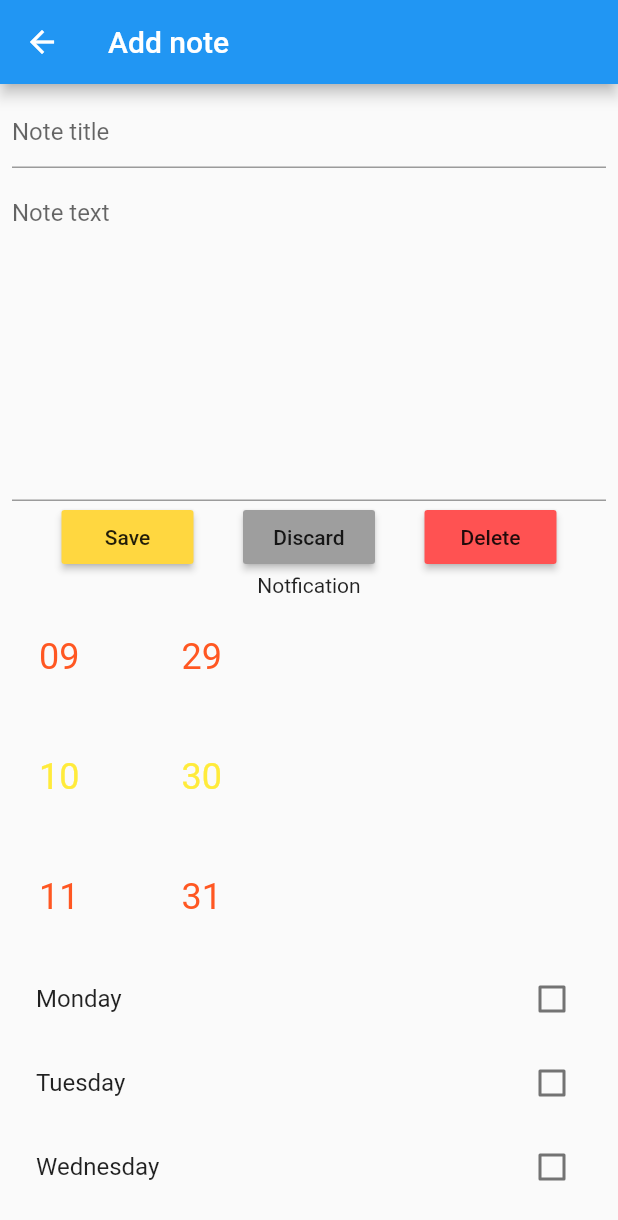
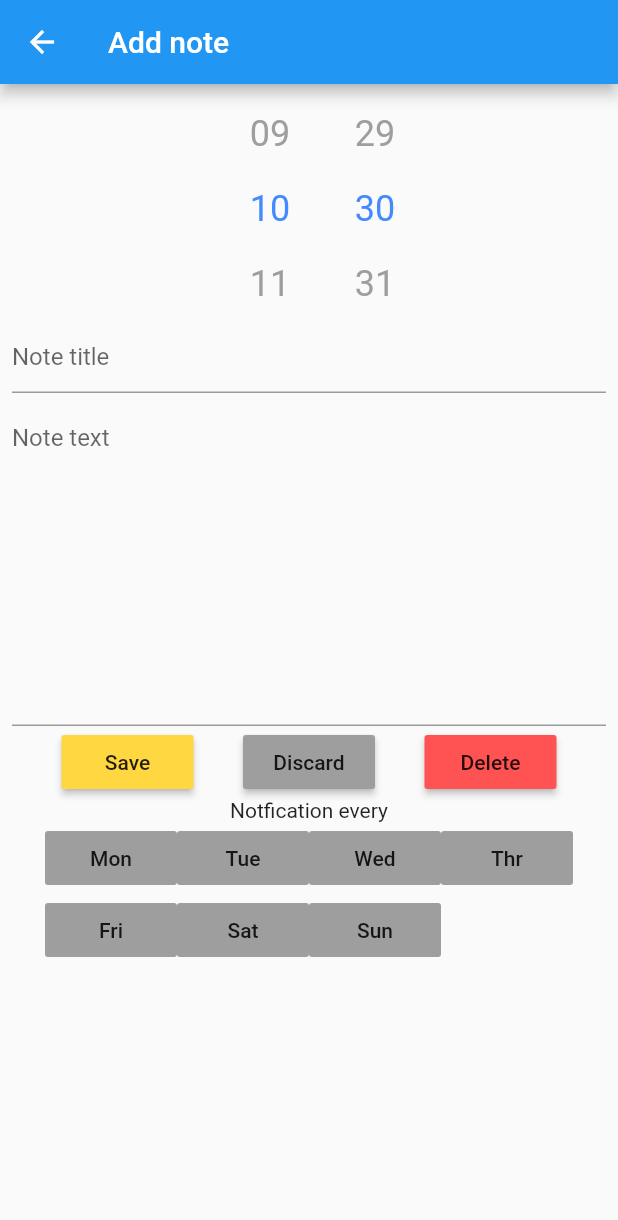
Before and after one commit to aRaimaiRu/Flutter_Note_Notification, a Flutter app: the Note screen opened directly, on a phone screen of 412 x 824 dp. Shown: the top 1220 px of the screen. Run offline on Flutter 3.47's test engine with Material 2 defaults, Android fonts, the phone set to English and light mode, and no system bars; drawn by our look-alikes of flutter_time_picker_spinner; our stand-ins replace flutter_local_notifications, flutter_native_timezone, sqflite, timezone; accounts and stored records are empty; statements that could not run were skipped.

Commit message:
Change ListviewButton to WrapButton

```diff
--- a/lib/Localnotification/Localnotification.dart
+++ b/lib/Localnotification/Localnotification.dart
@@ -5,16 +5,7 @@ import 'package:timezone/timezone.dart' as tz;
 FlutterLocalNotificationsPlugin flutterLocalNotificationsPlugin =
     FlutterLocalNotificationsPlugin();
 
-List indexToDay = [
-  null,
-  "Monday",
-  "Tuesday",
-  "Wednesday",
-  "Thrusday",
-  "Friday",
-  "Saturday",
-  "Sunday"
-];
+List indexToDay = [null, "Mon", "Tue", "Wed", "Thr", "Fri", "Sat", "Sun"];
 Future<void> scheduleWeeklyAnyDayTimeNotification(
     List day, int hour, int min, String title, String text) async {
   tz.TZDateTime schedule = nextInstanceOfanytime(hour, min);
--- a/lib/views/note.dart
+++ b/lib/views/note.dart
@@ -1,5 +1,4 @@
 import 'package:flutter/material.dart';
-// import 'package:simplenoti/inherited_widget/note_inherited_widget.dart';
 import 'package:simplenoti/provider/provider.dart';
 import 'schedule_option.dart';
 import 'package:simplenoti/Localnotification/Localnotification.dart';
@@ -20,8 +19,9 @@ class Note extends StatefulWidget {
 class _NoteState extends State<Note> {
   final TextEditingController _titleController = TextEditingController();
   final TextEditingController _textController = TextEditingController();
+  List myday = [false, false, false, false, false, false, false];
 
-  // List<Map<String, String>> get _notes => NoteInheritedWidget.of(context).notes;
+
 
   @override
   void didChangeDependencies() {
@@ -35,8 +35,20 @@ class _NoteState extends State<Note> {
 
   @override
   Widget build(BuildContext context) {
+    List<Widget> displayList = [];
     //Size size = MediaQuery.of(context).size;
+    for (int i = 0; i < myday.length; i++) {
+      displayList.add(FlatButton(
+        color: myday[i] ? Colors.blueAccent : Colors.grey,
+        onPressed: () {
+          setState(() {
+            myday[i] = !myday[i];
 
+          });
+        },
+        child: Text("${indexToDay[i + 1]}"),
+      ));
+    }
     return Scaffold(
       appBar: AppBar(
         title:
@@ -46,6 +58,9 @@ class _NoteState extends State<Note> {
         padding: const EdgeInsets.all(8),
         child: Column(
           children: <Widget>[
+            Notfication_optionlist(
+              key: key,
+            ),
             TextField(
               controller: _titleController,
               decoration: InputDecoration(hintText: 'Note title'),
@@ -67,11 +82,10 @@ class _NoteState extends State<Note> {
                   final text = _textController.text;
                   int hour = key.currentState.timevalue.hour;
                   int min = key.currentState.timevalue.minute;
-                  List dayList = ckey.currentState.dayList;
 
-                  if (dayList.contains(true)) {
+                  if (myday.contains(true)) {
                     scheduleWeeklyAnyDayTimeNotification(
-                        dayList, hour, min, title, text);
+                        myday, hour, min, title, text);
                   } else {
                     NextHourAndMin(hour, min, title, text);
                   }
@@ -97,9 +111,9 @@ class _NoteState extends State<Note> {
                 }),
               ],
             ),
-            Text("Notfication"),
-            Notfication_optionlist(
-              key: key,
+            Text("Notfication every"),
+            Wrap(
+              children: displayList,
             ),
           ],
         ),
--- a/lib/views/schedule_option.dart
+++ b/lib/views/schedule_option.dart
@@ -3,7 +3,7 @@ import 'package:flutter/material.dart';
 // import 'package:intl/intl.dart';
 import 'package:flutter_time_picker_spinner/flutter_time_picker_spinner.dart';
 
-final ckey = new GlobalKey<ComplexDateTimeFieldState>();
+// final ckey = new GlobalKey<ComplexDateTimeFieldState>();
 
 class Notfication_optionlist extends StatefulWidget {
   Notfication_optionlist({Key key}) : super(key: key);
@@ -20,10 +20,10 @@ class Notfication_optionlistState extends State<Notfication_optionlist> {
   Widget my_widget() {
     return new TimePickerSpinner(
       is24HourMode: true,
-      normalTextStyle: TextStyle(fontSize: 24, color: Colors.deepOrange),
-      highlightedTextStyle: TextStyle(fontSize: 24, color: Colors.yellow),
-      spacing: 50,
-      itemHeight: 80,
+      normalTextStyle: TextStyle(fontSize: 24, color: Colors.grey),
+      highlightedTextStyle: TextStyle(fontSize: 24, color: Colors.blueAccent),
+      spacing: 25,
+      itemHeight: 50,
       isForce2Digits: true,
       onTimeChange: (time) {
         setState(() {
@@ -36,82 +36,6 @@ class Notfication_optionlistState extends State<Notfication_optionlist> {
 
   @override
   Widget build(BuildContext context) {
-    return Expanded(
-      child: ListView(
-        children: <Widget>[
-          Container(child: my_widget()),
-          ComplexDateTimeField(
-            ckey: ckey,
-          ),
-        ],
-      ),
-    );
+    return Container(child: my_widget());
   }
 }
-
-class ComplexDateTimeField extends StatefulWidget {
-  ComplexDateTimeField({Key ckey}) : super(key: ckey);
-  @override
-  ComplexDateTimeFieldState createState() => ComplexDateTimeFieldState();
-}
-
-class ComplexDateTimeFieldState extends State<ComplexDateTimeField> {
-  DateTime initialValue = DateTime.now();
-
-  List dayList = [false, false, false, false, false, false, false];
-
-  @override
-  Widget build(BuildContext context) {
-    return Column(children: <Widget>[
-      CheckboxListTile(
-        title: Text('Monday'),
-        value: dayList[0],
-        onChanged: (value) {
-          setState(() => dayList[0] = value);
-        },
-      ),
-      CheckboxListTile(
-        title: Text('Tuesday'),
-        value: dayList[1],
-        onChanged: (value) {
-          setState(() => dayList[1] = value);
-        },
-      ),
-      CheckboxListTile(
-        title: Text('Wednesday'),
-        value: dayList[2],
-        onChanged: (value) {
-          setState(() => dayList[2] = value);
-        },
-      ),
-      CheckboxListTile(
-        title: Text('Thrusday'),
-        value: dayList[3],
-        onChanged: (value) {
-          setState(() => dayList[3] = value);
-        },
-      ),
-      CheckboxListTile(
-        title: Text('Friday'),
-        value: dayList[4],
-        onChanged: (value) {
-          setState(() => dayList[4] = value);
-        },
-      ),
-      CheckboxListTile(
-        title: Text('Saturday'),
-        value: dayList[5],
-        onChanged: (value) {
-          setState(() => dayList[5] = value);
-        },
-      ),
-      CheckboxListTile(
-        title: Text('Sunday'),
-        value: dayList[6],
-        onChanged: (value) {
-          setState(() => dayList[6] = value);
-        },
-      ),
-    ]);
-  }
-}
--- a/pubspec.yaml
+++ b/pubspec.yaml
@@ -28,6 +28,7 @@ dependencies:
   sqflite: ^1.3.2+1
   datetime_picker_formfield: ^1.0.0
   flutter_time_picker_spinner: ^1.0.6+1
+  toggle_switch: ^0.1.8
 
   # The following adds the Cupertino Icons font to your application.
   # Use with the CupertinoIcons class for iOS style icons.
```
Also changed, not shown: pubspec.lock.
